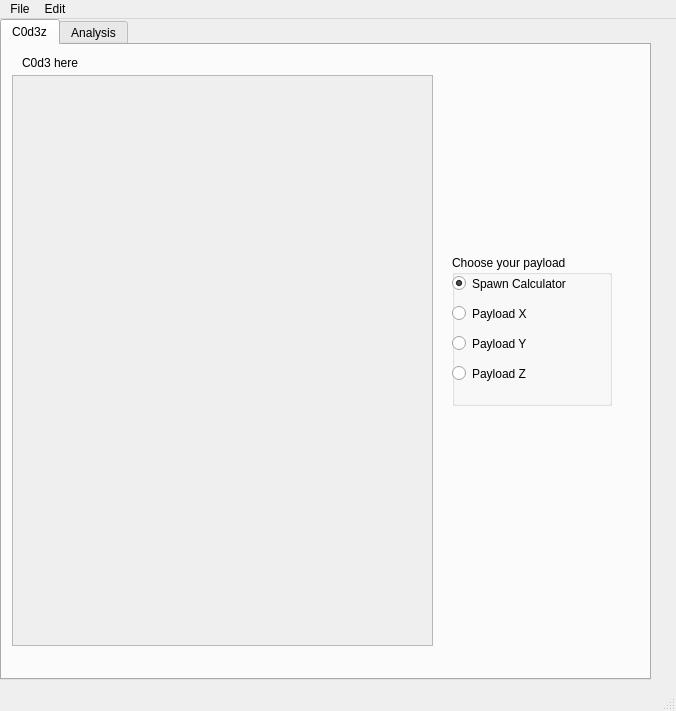
Qt form Polymorphic_Engine_V1/mainwindow.ui (metherlence784/FYP-Polymorphic-Engine) before a commit.
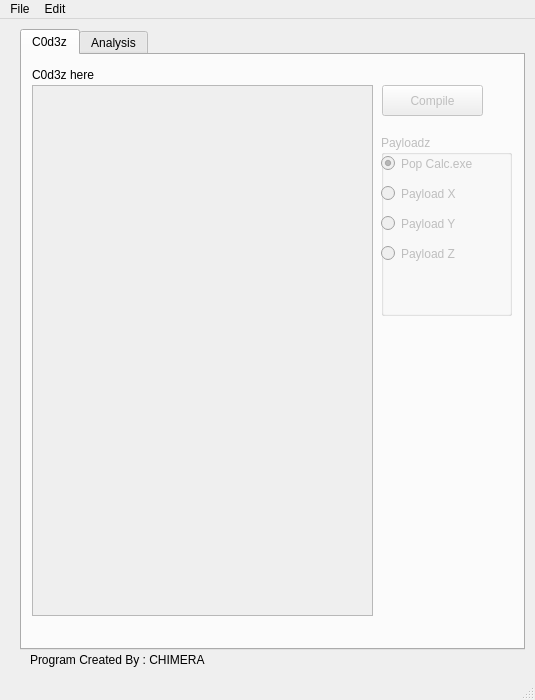
The same form after that commit.

```diff
--- a/Polymorphic_Engine_V1/mainwindow.ui
+++ b/Polymorphic_Engine_V1/mainwindow.ui
@@ -6,10 +6,22 @@
    <rect>
     <x>0</x>
     <y>0</y>
-    <width>676</width>
-    <height>711</height>
+    <width>535</width>
+    <height>700</height>
    </rect>
   </property>
+  <property name="minimumSize">
+   <size>
+    <width>535</width>
+    <height>700</height>
+   </size>
+  </property>
+  <property name="maximumSize">
+   <size>
+    <width>535</width>
+    <height>700</height>
+   </size>
+  </property>
   <property name="windowTitle">
    <string>Polymorphic Engine</string>
   </property>
@@ -17,12 +29,24 @@
    <widget class="QTabWidget" name="tabWidget">
     <property name="geometry">
      <rect>
-      <x>0</x>
-      <y>0</y>
-      <width>651</width>
-      <height>661</height>
+      <x>20</x>
+      <y>10</y>
+      <width>505</width>
+      <height>621</height>
      </rect>
     </property>
+    <property name="minimumSize">
+     <size>
+      <width>505</width>
+      <height>621</height>
+     </size>
+    </property>
+    <property name="maximumSize">
+     <size>
+      <width>521</width>
+      <height>621</height>
+     </size>
+    </property>
     <property name="currentIndex">
      <number>0</number>
     </property>
@@ -36,14 +60,19 @@
      <widget class="QLabel" name="label">
       <property name="geometry">
        <rect>
-        <x>20</x>
+        <x>10</x>
         <y>10</y>
         <width>101</width>
-        <height>16</height>
+        <height>20</height>
        </rect>
       </property>
+      <property name="font">
+       <font>
+        <pointsize>9</pointsize>
+       </font>
+      </property>
       <property name="text">
-       <string>C0d3 here</string>
+       <string>C0d3z here</string>
       </property>
      </widget>
      <widget class="QTextEdit" name="Code_Input_Textbox">
@@ -54,37 +83,40 @@
        <rect>
         <x>10</x>
         <y>30</y>
-        <width>421</width>
-        <height>571</height>
+        <width>341</width>
+        <height>531</height>
        </rect>
       </property>
      </widget>
      <widget class="QWidget" name="verticalLayoutWidget">
       <property name="geometry">
        <rect>
-        <x>450</x>
-        <y>210</y>
-        <width>160</width>
-        <height>151</height>
+        <x>359</x>
+        <y>80</y>
+        <width>131</width>
+        <height>181</height>
        </rect>
       </property>
       <layout class="QVBoxLayout" name="verticalLayout">
        <item>
         <widget class="QGroupBox" name="Payload_RButton_Group">
+         <property name="enabled">
+          <bool>false</bool>
+         </property>
          <property name="title">
-          <string>Choose your payload</string>
+          <string>Payloadz</string>
          </property>
          <widget class="QRadioButton" name="Calculator_Payload_RButton">
           <property name="geometry">
            <rect>
             <x>0</x>
             <y>20</y>
-            <width>158</width>
+            <width>111</width>
             <height>17</height>
            </rect>
           </property>
           <property name="text">
-           <string>Spawn Calculator</string>
+           <string>Pop Calc.exe</string>
           </property>
           <property name="checked">
            <bool>true</bool>
@@ -95,7 +127,7 @@
            <rect>
             <x>0</x>
             <y>50</y>
-            <width>158</width>
+            <width>111</width>
             <height>17</height>
            </rect>
           </property>
@@ -108,7 +140,7 @@
            <rect>
             <x>0</x>
             <y>80</y>
-            <width>151</width>
+            <width>111</width>
             <height>17</height>
            </rect>
           </property>
@@ -121,7 +153,7 @@
            <rect>
             <x>0</x>
             <y>110</y>
-            <width>151</width>
+            <width>101</width>
             <height>17</height>
            </rect>
           </property>
@@ -133,6 +165,35 @@
        </item>
       </layout>
      </widget>
+     <widget class="QPushButton" name="Compile_Button">
+      <property name="enabled">
+       <bool>false</bool>
+      </property>
+      <property name="geometry">
+       <rect>
+        <x>360</x>
+        <y>30</y>
+        <width>101</width>
+        <height>31</height>
+       </rect>
+      </property>
+      <property name="text">
+       <string>Compile</string>
+      </property>
+     </widget>
+     <widget class="QLabel" name="label_2">
+      <property name="geometry">
+       <rect>
+        <x>10</x>
+        <y>600</y>
+        <width>251</width>
+        <height>31</height>
+       </rect>
+      </property>
+      <property name="text">
+       <string>Program Created By : Yoges And Friends</string>
+      </property>
+     </widget>
     </widget>
     <widget class="QWidget" name="tab_2">
      <attribute name="title">
@@ -153,13 +214,26 @@
      </widget>
     </widget>
    </widget>
+   <widget class="QLabel" name="label_3">
+    <property name="geometry">
+     <rect>
+      <x>30</x>
+      <y>630</y>
+      <width>241</width>
+      <height>21</height>
+     </rect>
+    </property>
+    <property name="text">
+     <string>Program Created By : CHIMERA</string>
+    </property>
+   </widget>
   </widget>
   <widget class="QMenuBar" name="menubar">
    <property name="geometry">
     <rect>
      <x>0</x>
      <y>0</y>
-     <width>676</width>
+     <width>535</width>
      <height>21</height>
     </rect>
    </property>
```
Left out of the diff: 15 changed lines with no effect on the pictures.
